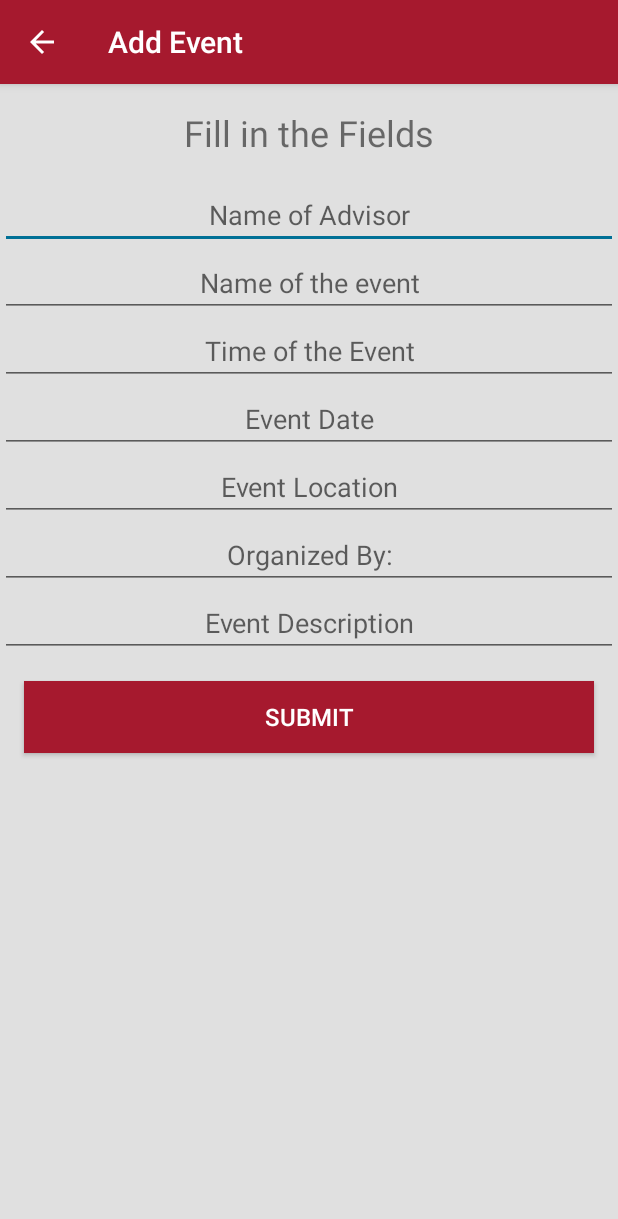
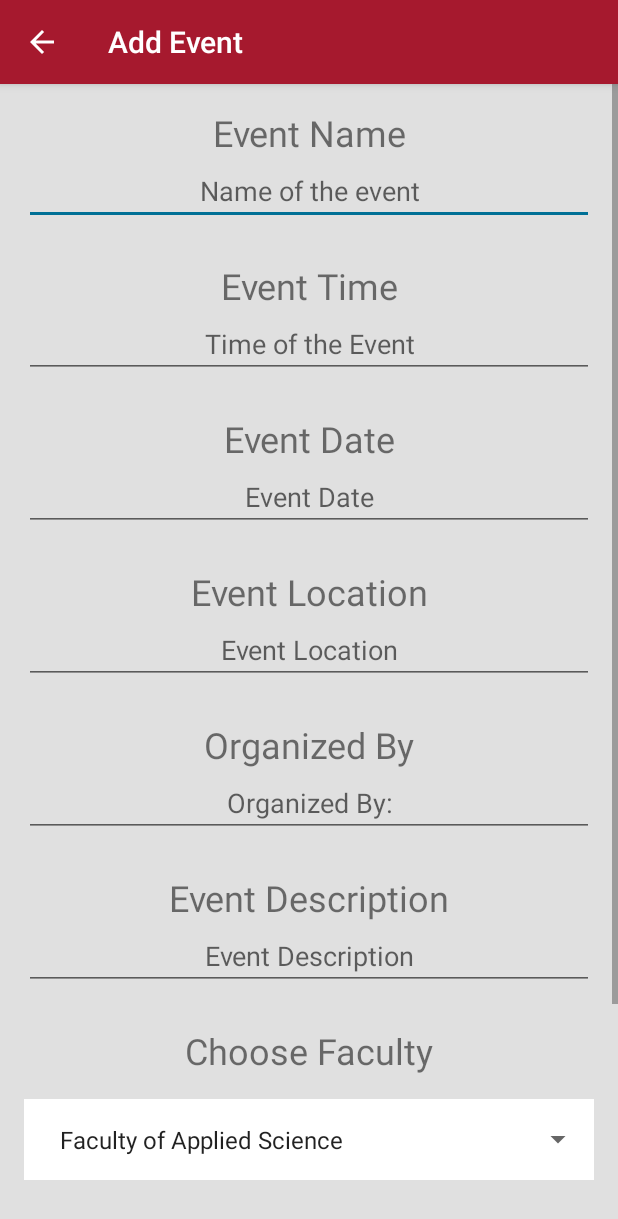
Before and after one commit to kunalgulati/AndroidApp, an Android app: the AdvisorAdd screen opened directly, with no data from a screen before it, on a phone screen of 412 x 824 dp. Shown: the top 1219 px of the screen. Run offline under Robolectric (Android 15) with nearby library versions, the phone set to English and light mode, and no system bars; our stand-ins replace Firebase (no records; nobody signed in at launch, a user with empty details on screens opened directly).

Commit message:
FireBase ready to go, Adding events still needs some work

```diff
--- a/app/build.gradle
+++ b/app/build.gradle
@@ -27,6 +27,7 @@ dependencies {
     compile 'com.android.support:appcompat-v7:25.3.0'
     compile 'com.android.support:cardview-v7:25.3.0'
     compile 'com.google.firebase:firebase-database:10.0.1'
+    compile 'com.google.firebase:firebase-auth:10.0.1'
     testCompile 'junit:junit:4.12'
 }
 
--- a/app/src/main/java/com/example/myles/sprint2/AdvisorAdd.java
+++ b/app/src/main/java/com/example/myles/sprint2/AdvisorAdd.java
@@ -2,15 +2,25 @@ package com.example.myles.sprint2;
 
 import android.support.v7.app.AppCompatActivity;
 import android.os.Bundle;
+import android.widget.ArrayAdapter;
 import android.widget.Button;
 import android.view.View;
 import android.widget.EditText;
+import android.widget.Spinner;
 import android.widget.Toast;
+
+import com.google.firebase.database.DatabaseReference;
+import com.google.firebase.database.FirebaseDatabase;
+
+import java.util.ArrayList;
+import java.util.List;
 
 public class AdvisorAdd extends AppCompatActivity {
     //advisorDatabase tempDB = new advisorDatabase(this);
 
     Button submitBtn;
+    Spinner spinner;
+    Spinner spinnerFaculty;
 
     @Override
     protected void onCreate(Bundle savedInstanceState) {
@@ -18,13 +28,15 @@ public class AdvisorAdd extends AppCompatActivity {
         setContentView(R.layout.activity_advisor_add);
 
         submitBtn = (Button) findViewById(R.id.submit_btn);
+        spinner = (Spinner) findViewById(R.id.spinner);
+        spinnerFaculty = (Spinner) findViewById(R.id.spinner_faculty);
 
+        populateSpinner();
 
         submitBtn.setOnClickListener(new View.OnClickListener() {
             @Override
             public void onClick(View v) {
 
-                EditText AdvisorName = (EditText) findViewById(R.id.advisorName);
                 EditText EventName = (EditText) findViewById(R.id.eventName);
                 EditText Time = (EditText) findViewById(R.id.eventTime);
                 EditText Date = (EditText) findViewById(R.id.eventDate);
@@ -32,35 +44,75 @@ public class AdvisorAdd extends AppCompatActivity {
                 EditText Organizers = (EditText) findViewById(R.id.eventOrganizers);
                 EditText Description = (EditText) findViewById(R.id.eventDescription);
 
-                String DatabaseAdvisorName = AdvisorName.getText().toString();
                 String DatabaseEventName = EventName.getText().toString();
                 String DatabaseTime = Time.getText().toString();
                 String DatabaseDate = Date.getText().toString();
                 String DatabaseLocation = Location.getText().toString();
                 String DatabaseOrganizers = Organizers.getText().toString();
                 String DatabaseDescription = Description.getText().toString();
+                String department = spinner.getSelectedItem().toString();
+                String faculty = spinnerFaculty.getSelectedItem().toString();
 
-                AdvisorDatabaseOperations DB = new AdvisorDatabaseOperations(getApplicationContext());
-                DB.putInformation(DB, DatabaseAdvisorName, DatabaseEventName, DatabaseTime, DatabaseDate,
-                        DatabaseLocation, DatabaseOrganizers, DatabaseDescription);
-                DB.close();
+                List<String> eventDetails = new ArrayList<String>();
+                eventDetails.add(DatabaseEventName);
+                eventDetails.add(DatabaseTime);
+                eventDetails.add(DatabaseDate);
+                eventDetails.add(DatabaseLocation);
+                eventDetails.add(DatabaseOrganizers);
+                eventDetails.add(DatabaseDescription);
+                eventDetails.add(department);
+                eventDetails.add(faculty);
 
-                Toast.makeText(getApplicationContext(), "Event Added", Toast.LENGTH_SHORT).show();
+                // TODO: finish this and make sure it works
+                //addEvent(eventDetails);
 
                 finish();
             }
         });
     }
 
+    // TODO: figure out how to add events properly
+    private void addEvent(List<String> event){
+        int facultyIndex = event.size() - 1;
+        int departmentIndex = event.size() - 2;
+        String facultyName = event.get(facultyIndex);
+        String departmentName = event.get(departmentIndex);
+        //Toast.makeText(this, "department name is:" + departmentName, Toast.LENGTH_LONG).show();
+
+        FirebaseDatabase database = FirebaseDatabase.getInstance();
+        DatabaseReference myRef;
+        myRef = database.getReference();
+        Toast.makeText(this, "ref parent is:" + myRef.getParent(), Toast.LENGTH_LONG).show();
+
+        myRef = myRef.child(facultyName).child(departmentName).child("hello u fuk im back again");
+        myRef.setValue(1);
+    }
 
 
-            /*getSetAdvisor c = new getSetAdvisor();
-            c.setsEventName(eName1);
-            c.setsEventTime(eTime1);
-            c.setsEventDate(eDate1);
-            c.setsEventLocation(eLocation1);
-            c.setsEventOrganizers(eOrganizers1);
-            c.setsEventDescription(eDescription1);
 
-            tempDB.insertContact(c);*/
+    private void populateSpinner() {
+        List<String> spinnerArr = new ArrayList<>();
+        for(int i = 0; i < DepartmentList.DepartmentInfo.Department.length; i++){
+            for(int j = 0; j < DepartmentList.DepartmentInfo.Department[i].length; j++){
+                spinnerArr.add(DepartmentList.DepartmentInfo.Department[i][j]);
+            }
+        }
+        ArrayAdapter<String> adapter = new ArrayAdapter<String>(
+                this, android.R.layout.simple_spinner_item, spinnerArr);
+        adapter.setDropDownViewResource(android.R.layout.simple_spinner_dropdown_item);
+        Spinner sItems = (Spinner) findViewById(R.id.spinner);
+        sItems.setAdapter(adapter);
+
+
+        List<String> spinnerArr2 = new ArrayList<>();
+        for(int i = 0; i < DepartmentList.DepartmentInfo.Faculty.length; i++){
+            spinnerArr2.add(DepartmentList.DepartmentInfo.Faculty[i]);
+        }
+        ArrayAdapter<String> adapter2 = new ArrayAdapter<String>(
+                this, android.R.layout.simple_spinner_item, spinnerArr2);
+        adapter.setDropDownViewResource(android.R.layout.simple_spinner_dropdown_item);
+        Spinner sItems2 = (Spinner) findViewById(R.id.spinner_faculty);
+        sItems2.setAdapter(adapter2);
+
+    }
 }
--- a/app/src/main/java/com/example/myles/sprint2/DepartmentList.java
+++ b/app/src/main/java/com/example/myles/sprint2/DepartmentList.java
@@ -8,7 +8,7 @@ public class DepartmentList {
 
         // Name of Faculties
         public static  String[] Faculty = new String[]{"Faculty of Applied Science","Beedie School of Business",
-                "Faulty of Education", "Faculty of Environment",
+                "Faculty of Education", "Faculty of Environment",
                 "Faculty of Science", "Faculty of Health Sciences",
                 "Faculty of Communication, Art and Technology", "Faculty of Arts and Social Sciences"
         };
--- a/app/src/main/java/com/example/myles/sprint2/MainActivity.java
+++ b/app/src/main/java/com/example/myles/sprint2/MainActivity.java
@@ -6,6 +6,7 @@ import android.support.v7.app.AppCompatActivity;
 import android.os.Bundle;
 import android.view.View;
 import android.widget.Button;
+import android.widget.Toast;
 
 import com.google.firebase.database.DatabaseReference;
 import com.google.firebase.database.FirebaseDatabase;
@@ -45,19 +46,19 @@ public class MainActivity extends AppCompatActivity {
 
     }
 
+    /**
+     * This will ONLY work if you are connected to the internet on your AVD/Android device
+     * Populates the FireBase database with the Faculty and Departments
+     */
     private void setupDatabase() {
         FirebaseDatabase database = FirebaseDatabase.getInstance();
-        DatabaseReference myRef = database.getReference();
+        DatabaseReference myRef;
 
         for(int i = 0; i < DepartmentList.DepartmentInfo.Faculty.length; i++){
             String facultyName = DepartmentList.DepartmentInfo.Faculty[i];
-            myRef = database.getReference();
-            myRef = myRef.child(facultyName);
-            myRef.setValue(i);
+            myRef = database.getReference(facultyName);
+            myRef.setValue(1);
         }
-
-
-        myRef = database.getReference("Faculty of Science");
 
         for(int i = 0; i < DepartmentList.DepartmentInfo.Faculty.length; i++){
 
--- a/app/src/main/res/layout/activity_advisor_add.xml
+++ b/app/src/main/res/layout/activity_advisor_add.xml
@@ -8,26 +8,24 @@
         android:layout_width="match_parent"
         android:layout_height="wrap_content"
         android:orientation="vertical"
-
         tools:context="com.example.myles.sprint2.AdvisorAdd">
 
         <TextView
-            android:padding="16dp"
-            android:textSize="24sp"
-            android:textAlignment="center"
+            style="@style/CategoryStyle"
             android:layout_width="match_parent"
             android:layout_height="wrap_content"
-            android:text="@string/advisor_add_fields"/>
-
-        <EditText
-            style="@style/EditTextStyle"
-            android:hint="@string/advisor_add_advisor_name"
-            android:id="@+id/advisorName" />
+            android:text="Event Name"/>
 
         <EditText
             style="@style/EditTextStyle"
             android:hint="@string/advisor_add_event_name"
             android:id="@+id/eventName" />
+
+        <TextView
+            style="@style/CategoryStyle"
+            android:layout_width="match_parent"
+            android:layout_height="wrap_content"
+            android:text="Event Time"/>
 
         <EditText
             style="@style/EditTextStyle"
@@ -35,26 +33,92 @@
             android:id="@+id/eventTime"
             android:inputType="time"/>
 
+        <TextView
+            style="@style/CategoryStyle"
+            android:layout_width="match_parent"
+            android:layout_height="wrap_content"
+            android:text="Event Date"/>
+
         <EditText
             style="@style/EditTextStyle"
             android:hint="@string/advisor_add_event_date"
             android:id="@+id/eventDate"
             android:inputType="date" />
 
+        <TextView
+            style="@style/CategoryStyle"
+            android:layout_width="match_parent"
+            android:layout_height="wrap_content"
+            android:text="Event Location"/>
+
         <EditText
             style="@style/EditTextStyle"
             android:hint="@string/advisor_activity_event_location"
             android:id="@+id/eventLocation" />
+
+        <TextView
+            style="@style/CategoryStyle"
+            android:layout_width="match_parent"
+            android:layout_height="wrap_content"
+            android:text="Organized By"/>
 
         <EditText
             style="@style/EditTextStyle"
             android:hint="@string/advisor_add_organized_by"
             android:id="@+id/eventOrganizers" />
 
+        <TextView
+            style="@style/CategoryStyle"
+            android:layout_width="match_parent"
+            android:layout_height="wrap_content"
+            android:text="Event Description"/>
+
         <EditText
             style="@style/EditTextStyle"
             android:hint="@string/advisor_add_event_description"
             android:id="@+id/eventDescription" />
+
+        <TextView
+            style="@style/CategoryStyle"
+            android:layout_width="match_parent"
+            android:layout_height="wrap_content"
+            android:text="Choose Faculty"/>
+
+        <RelativeLayout
+            android:layout_margin="16dp"
+            android:layout_width="match_parent"
+            android:layout_height="wrap_content"
+            android:background="@color/white">
+            <Spinner
+                android:spinnerMode="dialog"
+                android:id="@+id/spinner_faculty"
+                android:padding="16dp"
+                android:layout_width="match_parent"
+                android:layout_height="match_parent"
+                >
+            </Spinner>
+        </RelativeLayout>
+
+        <TextView
+            style="@style/CategoryStyle"
+            android:layout_width="match_parent"
+            android:layout_height="wrap_content"
+            android:text="Choose Department"/>
+
+        <RelativeLayout
+            android:layout_margin="16dp"
+            android:layout_width="match_parent"
+            android:layout_height="wrap_content"
+            android:background="@color/white">
+            <Spinner
+                android:spinnerMode="dialog"
+                android:id="@+id/spinner"
+                android:padding="16dp"
+                android:layout_width="match_parent"
+                android:layout_height="wrap_content"
+                >
+            </Spinner>
+        </RelativeLayout>
 
         <Button
             style="@style/ButtonStyle"
--- a/app/src/main/res/values/styles.xml
+++ b/app/src/main/res/values/styles.xml
@@ -13,13 +13,22 @@
         <item name="android:layout_margin">16dp</item>
         <item name="android:background">@color/sfuRed</item>
         <item name="android:textColor">@color/white</item>
-        <item name="android:textSize">16dp</item>
+        <item name="android:textSize">16sp</item>
     </style>
 
     <style name="EditTextStyle">
         <item name="android:textAlignment">center</item>
         <item name="android:layout_width">match_parent</item>
         <item name="android:layout_height">wrap_content</item>
+        <item name="android:layout_marginRight">16dp</item>
+        <item name="android:layout_marginLeft">16dp</item>
+        <item name="android:layout_marginBottom">8dp</item>
+    </style>
+
+    <style name="CategoryStyle">
+        <item name="android:textSize">24sp</item>
+        <item name="android:textAlignment">center</item>
+        <item name="android:paddingTop">16dp</item>
     </style>
 
 </resources>
```
Also changed, not shown: 2 other files.
